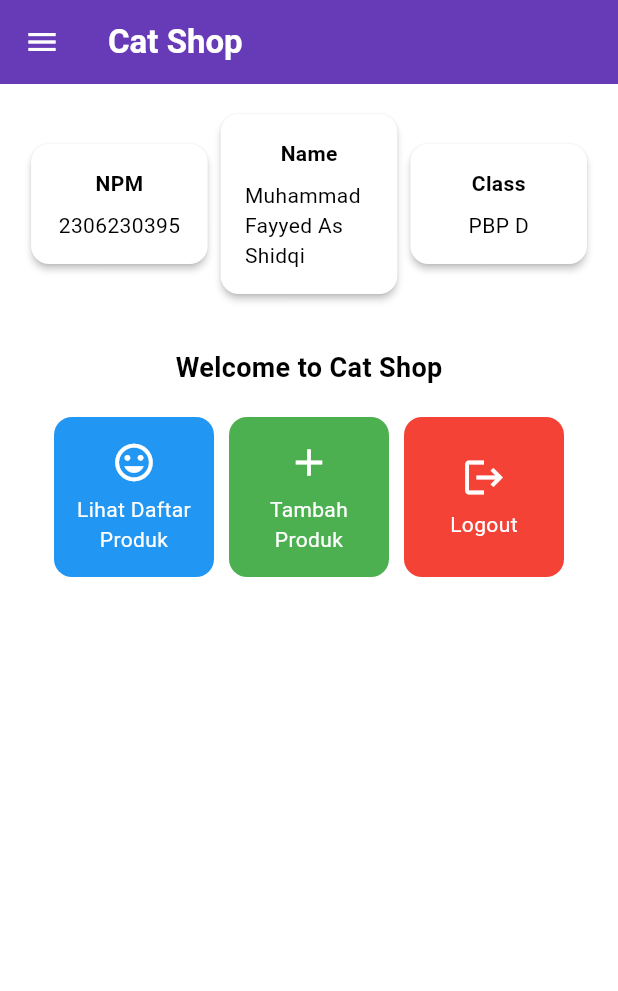
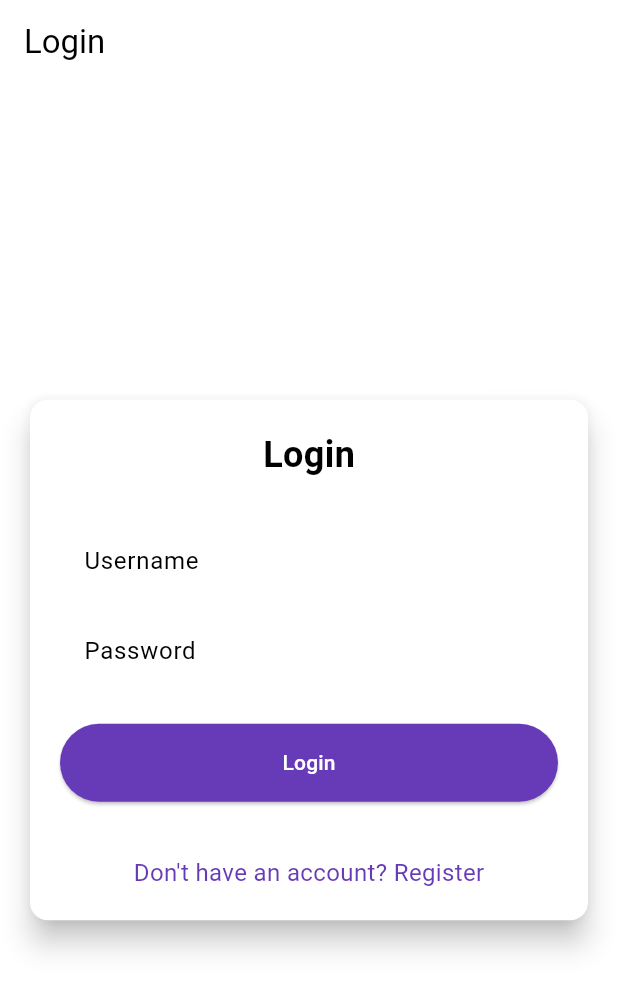
Before and after one commit to asShidqi/cat-shop-mobile, a Flutter app: the screen it shows after launch, on a phone screen of 412 x 824 dp. Shown: the top 991 px of the screen. Run offline on Flutter 3.47's test engine with Material 3 defaults, Android fonts, the phone set to English and light mode, and no system bars; missing offline and left inert: pbp_django_auth.

Commit message:
tugas 9 selesai

```diff
--- a/lib/main.dart
+++ b/lib/main.dart
@@ -1,6 +1,7 @@
 import 'package:flutter/material.dart';
-import 'package:cat_shop_mobile/screens/menu.dart';
-
+import 'package:pbp_django_auth/pbp_django_auth.dart';
+import 'package:provider/provider.dart';
+import 'package:cat_shop_mobile/screens/login.dart';
 void main() {
   runApp(const MyApp());
 }
@@ -8,33 +9,23 @@
 class MyApp extends StatelessWidget {
   const MyApp({super.key});
 
-  // This widget is the root of your application.
   @override
   Widget build(BuildContext context) {
-    return MaterialApp(
-      title: 'Flutter Demo',
-      theme: ThemeData(
-        // This is the theme of your application.
-        //
-        // TRY THIS: Try running your application with "flutter run". You'll see
-        // the application has a purple toolbar. Then, without quitting the app,
-        // try changing the seedColor in the colorScheme below to Colors.green
-        // and then invoke "hot reload" (save your changes or press the "hot
-        // reload" button in a Flutter-supported IDE, or press "r" if you used
-        // the command line to start the app).
-        //
-        // Notice that the counter didn't reset back to zero; the application
-        // state is not lost during the reload. To reset the state, use hot
-        // restart instead.
-        //
-        // This works for code too, not just values: Most code changes can be
-        // tested with just a hot reload.
-         colorScheme: ColorScheme.fromSwatch(
-       primarySwatch: Colors.deepPurple,
+    return Provider(
+      create: (_) {
+        CookieRequest request = CookieRequest();
+        return request;
+      },
+      child: MaterialApp(
+        title: 'Cat Shop',
+        theme: ThemeData(
+          useMaterial3: true,
+          colorScheme: ColorScheme.fromSwatch(
+            primarySwatch: Colors.deepPurple,
           ).copyWith(secondary: Colors.deepPurple[400]),
-        useMaterial3: true,
+        ),
+        home: const LoginPage(),
       ),
-      home: MyHomePage(),
     );
   }
 }
--- /dev/null
+++ b/lib/screens/login.dart
@@ -0,0 +1,180 @@
+import 'package:cat_shop_mobile/screens/menu.dart';
+import 'package:flutter/material.dart';
+import 'package:pbp_django_auth/pbp_django_auth.dart';
+import 'package:provider/provider.dart';
+import 'package:cat_shop_mobile/screens/register.dart';
+
+void main() {
+  runApp(const LoginApp());
+}
+
+class LoginApp extends StatelessWidget {
+  const LoginApp({super.key});
+
+  @override
+  Widget build(BuildContext context) {
+    return MaterialApp(
+      title: 'Login',
+      theme: ThemeData(
+        useMaterial3: true,
+        colorScheme: ColorScheme.fromSwatch(
+          primarySwatch: Colors.deepPurple,
+        ).copyWith(secondary: Colors.deepPurple[400]),
+      ),
+      home: const LoginPage(),
+    );
+  }
+}
+
+class LoginPage extends StatefulWidget {
+  const LoginPage({super.key});
+
+  @override
+  State<LoginPage> createState() => _LoginPageState();
+}
+
+class _LoginPageState extends State<LoginPage> {
+  final TextEditingController _usernameController = TextEditingController();
+  final TextEditingController _passwordController = TextEditingController();
+
+  @override
+  Widget build(BuildContext context) {
+    final request = context.watch<CookieRequest>();
+
+    return Scaffold(
+      appBar: AppBar(
+        title: const Text('Login'),
+      ),
+      body: Center(
+        child: SingleChildScrollView(
+          padding: const EdgeInsets.all(16.0),
+          child: Card(
+            elevation: 8,
+            shape: RoundedRectangleBorder(
+              borderRadius: BorderRadius.circular(12.0),
+            ),
+            child: Padding(
+              padding: const EdgeInsets.all(20.0),
+              child: Column(
+                mainAxisSize: MainAxisSize.min,
+                children: [
+                  const Text(
+                    'Login',
+                    style: TextStyle(
+                      fontSize: 24.0,
+                      fontWeight: FontWeight.bold,
+                    ),
+                  ),
+                  const SizedBox(height: 30.0),
+                  TextField(
+                    controller: _usernameController,
+                    decoration: const InputDecoration(
+                      labelText: 'Username',
+                      hintText: 'Enter your username',
+                      border: OutlineInputBorder(
+                        borderRadius: BorderRadius.all(Radius.circular(12.0)),
+                      ),
+                      contentPadding:
+                          EdgeInsets.symmetric(horizontal: 12.0, vertical: 8.0),
+                    ),
+                  ),
+                  const SizedBox(height: 12.0),
+                  TextField(
+                    controller: _passwordController,
+                    decoration: const InputDecoration(
+                      labelText: 'Password',
+                      hintText: 'Enter your password',
+                      border: OutlineInputBorder(
+                        borderRadius: BorderRadius.all(Radius.circular(12.0)),
+                      ),
+                      contentPadding:
+                          EdgeInsets.symmetric(horizontal: 12.0, vertical: 8.0),
+                    ),
+                    obscureText: true,
+                  ),
+                  const SizedBox(height: 24.0),
+                  ElevatedButton(
+                    onPressed: () async {
+                      String username = _usernameController.text;
+                      String password = _passwordController.text;
+
+                      // Cek kredensial
+                      // Untuk menyambungkan Android emulator dengan Django pada localhost,
+                      // gunakan URL http://10.0.2.2/
+                      final response = await request
+                          .login("http://localhost:8000/auth/login/", {
+                        'username': username,
+                        'password': password,
+                      });
+
+                      if (request.loggedIn) {
+                        String message = response['message'];
+                        String uname = response['username'];
+                        if (context.mounted) {
+                          Navigator.pushReplacement(
+                            context,
+                            MaterialPageRoute(
+                                builder: (context) => MyHomePage()),
+                          );
+                          ScaffoldMessenger.of(context)
+                            ..hideCurrentSnackBar()
+                            ..showSnackBar(
+                              SnackBar(
+                                  content:
+                                      Text("$message Selamat datang, $uname.")),
+                            );
+                        }
+                      } else {
+                        if (context.mounted) {
+                          showDialog(
+                            context: context,
+                            builder: (context) => AlertDialog(
+                              title: const Text('Login Gagal'),
+                              content: Text(response['message']),
+                              actions: [
+                                TextButton(
+                                  child: const Text('OK'),
+                                  onPressed: () {
+                                    Navigator.pop(context);
+                                  },
+                                ),
+                              ],
+                            ),
+                          );
+                        }
+                      }
+                    },
+                    style: ElevatedButton.styleFrom(
+                      foregroundColor: Colors.white,
+                      minimumSize: Size(double.infinity, 50),
+                      backgroundColor: Theme.of(context).colorScheme.primary,
+                      padding: const EdgeInsets.symmetric(vertical: 16.0),
+                    ),
+                    child: const Text('Login'),
+                  ),
+                  const SizedBox(height: 36.0),
+                  GestureDetector(
+                    onTap: () {
+                      Navigator.push(
+                        context,
+                        MaterialPageRoute(
+                            builder: (context) => const RegisterPage()),
+                      );
+                    },
+                    child: Text(
+                      'Don\'t have an account? Register',
+                      style: TextStyle(
+                        color: Theme.of(context).colorScheme.primary,
+                        fontSize: 16.0,
+                      ),
+                    ),
+                  ),
+                ],
+              ),
+            ),
+          ),
+        ),
+      ),
+    );
+  }
+}
--- a/pubspec.yaml
+++ b/pubspec.yaml
@@ -35,6 +35,9 @@
   # The following adds the Cupertino Icons font to your application.
   # Use with the CupertinoIcons class for iOS style icons.
   cupertino_icons: ^1.0.8
+  provider: ^6.1.2
+  pbp_django_auth: ^0.4.0
+  http: ^1.2.2
 
 dev_dependencies:
   flutter_test:
```
Also changed, not shown: lib/models/cat_entry.dart (added, +65 -0 lines), lib/screens/catentry_form.dart (+38 -31 lines), lib/screens/list_catentry.dart (added, +121 -0 lines), lib/screens/register.dart (added, +166 -0 lines), lib/widgets/cat_card.dart (+30 -2 lines), lib/widgets/left_drawer.dart (+13 -0 lines), pubspec.lock, 3 other files.
